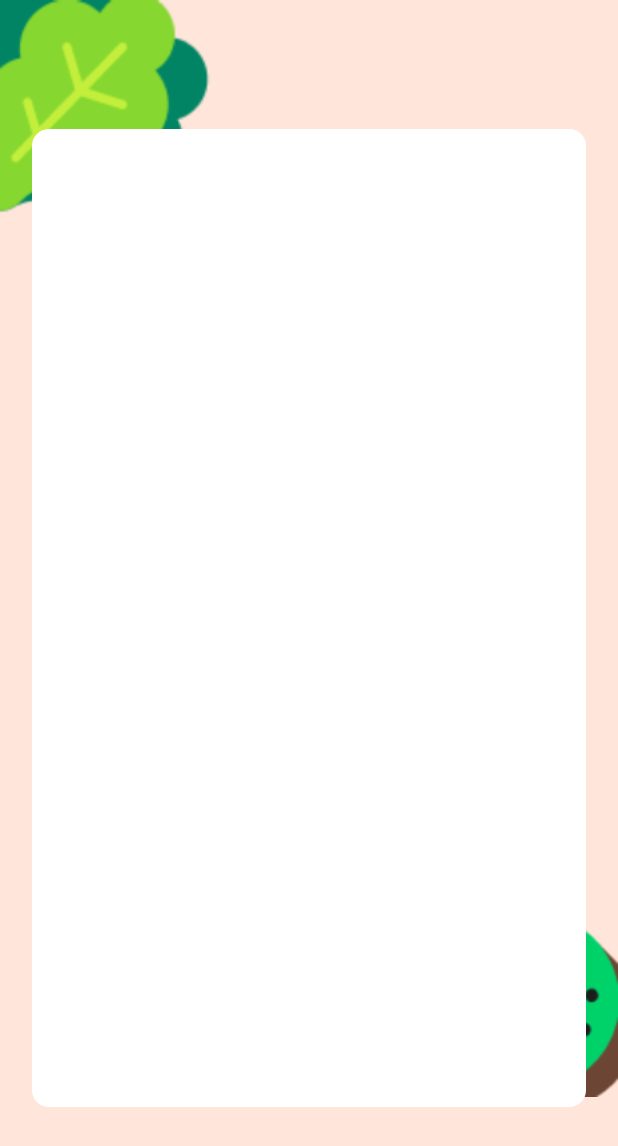
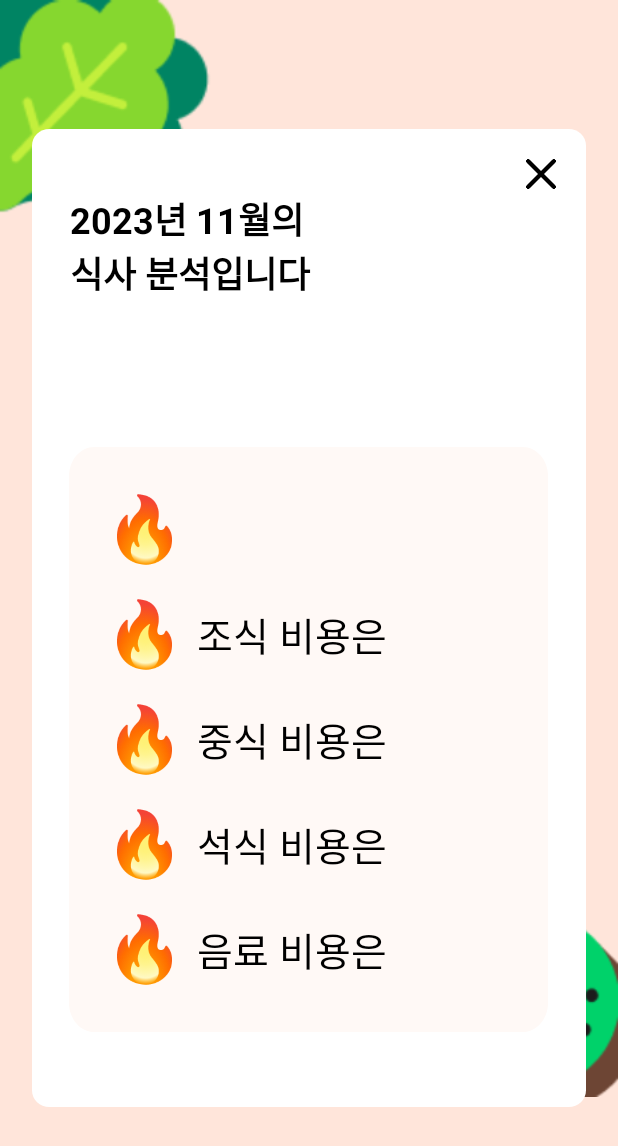
Before and after one commit to ynbluuue/MealTracker, an Android app: the Analyze1 screen opened directly, with no data from a screen before it, on a phone screen of 412 x 824 dp. Shown: the top 1146 px of the screen. Run offline under Robolectric (Android 15) with nearby library versions, the phone set to English and light mode, and no system bars; our stand-ins replace Firebase (no records; nobody signed in at launch, a user with empty details on screens opened directly).

Commit message:
식사 분석하기

```diff
--- a/app/src/main/java/com/example/mealtracker/Analyze1.java
+++ b/app/src/main/java/com/example/mealtracker/Analyze1.java
@@ -1,14 +1,214 @@
 package com.example.mealtracker;
 
+import androidx.annotation.NonNull;
 import androidx.appcompat.app.AppCompatActivity;
 
+import android.content.Intent;
 import android.os.Bundle;
+import android.text.Html;
+import android.util.Log;
+import android.view.View;
+import android.widget.ImageView;
+import android.widget.TextView;
+
+import com.example.mealtracker.FoodInfo.FoodRecord;
+import com.google.firebase.database.DataSnapshot;
+import com.google.firebase.database.DatabaseError;
+import com.google.firebase.database.DatabaseReference;
+import com.google.firebase.database.FirebaseDatabase;
+import com.google.firebase.database.ValueEventListener;
+import java.text.SimpleDateFormat;
+import java.util.ArrayList;
+import java.util.Date;
+import java.util.List;
+import java.util.Locale;
+import java.util.concurrent.atomic.AtomicInteger;
 
 public class Analyze1 extends AppCompatActivity {
+    DatabaseReference foodsReference;
+    TextView title, calorie, breakfast, lunch, dinner, drinks;
+    ImageView x;
+    List<FoodRecord> foodList;
+    String message;
+    Long totalCal;
+    Long breakFastCost = 0L;
+    Long lunchCost = 0L;
+    Long dinnerCost = 0L;
+    Long drinksCost = 0L;
 
     @Override
     protected void onCreate(Bundle savedInstanceState) {
         super.onCreate(savedInstanceState);
         setContentView(R.layout.analyze1);
+
+        // 최근 한 달 간의 식사 데이터 가져오기 (Firebase에서 가져오는 코드)
+        foodsReference = FirebaseDatabase.getInstance().getReference().child("foods");
+
+        // 현재 날짜 가져오기
+        Date currentDate = new Date();
+
+        // SimpleDateFormat을 사용하여 "yyyy-MM" 형식으로 포맷팅
+        SimpleDateFormat dateFormat = new SimpleDateFormat("yyyy-MM", Locale.getDefault());
+        String currentMonth = dateFormat.format(currentDate);
+        Log.d(message, "현재 날짜는: " + currentMonth);
+
+
+        //제목 설정
+        title = findViewById(R.id.title);
+        title.setText(Html.fromHtml("<b>" + currentMonth.substring(0, 4) + "년 " + currentMonth.substring(5, 7) + "월의<br>식사 분석입니다</b>"));
+        Log.d(message, "제목은: " + title.getText());
+
+        calorie = findViewById(R.id.calorie);
+        breakfast =findViewById(R.id.breakfast);
+        lunch = findViewById(R.id.lunch);
+        dinner = findViewById(R.id.dinner);
+        drinks = findViewById(R.id.drinks);
+
+
+        // 현재 월에 해당하는 음식 데이터를 가져오는 함수 호출
+        foodList = new ArrayList<>();
+        monthlyFoodsData(currentMonth, new OnDataLoadListener() {
+            @Override
+            public void onDataLoad() {
+                totalCalorie(foodList);
+                totalCost(foodList);
+            }
+        });
+
+
+        //Analyze1 -> Main 화면으로 이동
+        x = findViewById(R.id.x);
+        x.setOnClickListener(new View.OnClickListener() {
+            @Override
+            public void onClick(View v) {
+                Intent intent = new Intent(Analyze1.this, MainActivity.class);
+                startActivity(intent);
+            }
+        });
+    }
+
+
+
+
+    private void monthlyFoodsData(String yearMonth, OnDataLoadListener listener) {
+        foodsReference.addValueEventListener(new ValueEventListener() {
+            @Override
+            public void onDataChange(@NonNull DataSnapshot dataSnapshot) {
+                foodList.clear();
+                for (DataSnapshot snapshot : dataSnapshot.getChildren()) {
+                    FoodRecord foodRecord = snapshot.getValue(FoodRecord.class);
+                    if (foodRecord != null) {
+                        // 해당 음식의 날짜를 가져옴
+                        String foodDate = foodRecord.getDateTime();
+                        String date = foodDate.substring(0, 7);
+
+                        Log.d(message, "음식을 드신 날짜는 " + date + "이고 " + yearMonth + "는 선택하신 날짜입니다.");
+                        // 사용자가 입력한 년월과 일치하는 경우에만 리스트에 추가
+                        if (date.equals(yearMonth)) {
+                            foodList.add(foodRecord);
+                            Log.d(message, "음식이 리스트에 추가되었습니다.");
+                        }
+                    }
+                }
+                listener.onDataLoad(); // 데이터를 가져온 후에 리스너 호출
+            }
+
+            @Override
+            public void onCancelled(@NonNull DatabaseError databaseError) {
+                // 오류 처리
+            }
+        });
+    }
+
+    // 데이터를 가져온 후에 호출할 리스너 인터페이스
+    private interface OnDataLoadListener {
+        void onDataLoad();
+    }
+
+
+
+
+    private void totalCalorie(List<FoodRecord> foodList) {
+        DatabaseReference caloriesReference = FirebaseDatabase.getInstance().getReference().child("calories");
+        totalCal = 0L; // 총 칼로리 초기화
+
+        int foodCount = foodList.size(); // 음식의 개수를 세기 위한 변수
+        AtomicInteger counter = new AtomicInteger(0); // 반복문에서 사용할 AtomicInteger
+
+        for (FoodRecord food : foodList) {
+            caloriesReference.orderByChild("foodName").equalTo(food.getFoodName()).addListenerForSingleValueEvent(new ValueEventListener() {
+                @Override
+                public void onDataChange(@NonNull DataSnapshot dataSnapshot) {
+                    // 데이터가 존재하는 경우
+                    if (dataSnapshot.exists()) {
+                        for (DataSnapshot snapshot : dataSnapshot.getChildren()) {
+                            // 'kcal' 값을 가져오기
+                            Long kcal = snapshot.child("kcal").getValue(Long.class);
+                            if (kcal != null) {
+                                totalCal += kcal;
+                            }
+                        }
+                    }
+
+                    // 모든 데이터를 확인했을 때 처리
+                    if (counter.incrementAndGet() == foodCount) {
+                        String cal = String.format(Locale.getDefault(), "%d kcal", totalCal);
+                        calorie.setText(Html.fromHtml("<b>총합 " + cal + "</b>"));
+                        Log.d(message, "총 칼로리는 " + calorie.getText());
+                    }
+                }
+
+                @Override
+                public void onCancelled(@NonNull DatabaseError databaseError) {
+                    // 오류 처리
+                    System.out.println("Error: " + databaseError.getMessage());
+                }
+            });
+        }
+    }
+
+
+
+
+    private void totalCost(List<FoodRecord> foodList) {
+        int foodCount = foodList.size(); // 음식의 개수를 세기 위한 변수
+        AtomicInteger counter = new AtomicInteger(0); // 반복문에서 사용할 AtomicInteger
+
+        for (FoodRecord food : foodList) {
+            foodsReference.orderByChild("foodType").equalTo(food.getFoodType()).addListenerForSingleValueEvent(new ValueEventListener() {
+                @Override
+                public void onDataChange(@NonNull DataSnapshot dataSnapshot) {
+                    // 데이터가 존재하는 경우
+                    if (dataSnapshot.exists()) {
+                        for (DataSnapshot snapshot : dataSnapshot.getChildren()) {
+                            String type = snapshot.child("foodType").getValue(String.class);
+                            if (type.equals("조식")){
+                                breakFastCost += food.getFoodPrice();
+                            } else if (type.equals("중식")) {
+                                lunchCost += food.getFoodPrice();
+                            } else if (type.equals("석식")) {
+                                dinnerCost += food.getFoodPrice();
+                            } else {
+                                drinksCost += food.getFoodPrice();
+                            }
+                        }
+                    }
+
+                    // 모든 데이터를 확인했을 때 처리
+                    if (counter.incrementAndGet() == foodCount) {
+                        breakfast.setText(Html.fromHtml("<b>조식 " + breakFastCost.toString() + " 원</b>"));
+                        lunch.setText(Html.fromHtml("<b>중식 " + lunchCost.toString() + " 원</b>"));
+                        dinner.setText(Html.fromHtml("<b>석식 " + dinnerCost.toString() + " 원</b>"));
+                        drinks.setText(Html.fromHtml("<b>음료 " + drinksCost.toString() + " 원</b>"));
+                    }
+                }
+
+                @Override
+                public void onCancelled(@NonNull DatabaseError databaseError) {
+                    // 오류 처리
+                    System.out.println("Error: " + databaseError.getMessage());
+                }
+            });
+        }
     }
 }
--- a/app/src/main/java/com/example/mealtracker/Input1.java
+++ b/app/src/main/java/com/example/mealtracker/Input1.java
@@ -100,10 +100,11 @@ public class Input1 extends AppCompatActivity {
             }
         });
 
-        //다음 클릭 -> Input2 페이지로 이동
+
         foodType = findViewById(R.id.auto_complete_txt);
         foodPlace = findViewById(R.id.auto_complete_txt2);
 
+        //다음 클릭 -> Input2 페이지로 이동
         next_page = findViewById(R.id.next);
         next_page.setOnClickListener(new View.OnClickListener() {
             @Override
--- a/app/src/main/java/com/example/mealtracker/Input2.java
+++ b/app/src/main/java/com/example/mealtracker/Input2.java
@@ -119,6 +119,7 @@ public class Input2 extends AppCompatActivity {
             @Override
             public void onClick(View view) {
                 Intent intent = new Intent(Input2.this, Input1.class);
+                intent.addFlags(Intent.FLAG_ACTIVITY_CLEAR_TOP);
                 startActivity(intent);
             }
         });
--- a/app/src/main/res/layout/analyze1.xml
+++ b/app/src/main/res/layout/analyze1.xml
@@ -50,6 +50,138 @@
         android:layout_marginBottom="40dp"
         android:background="@drawable/rectangle_4"
         android:orientation="horizontal">
+
+        <ImageView
+            android:id="@+id/x"
+            android:layout_width="20dp"
+            android:layout_height="20dp"
+            android:layout_alignParentRight="true"
+            android:layout_margin="20dp"
+            app:srcCompat="@drawable/x" />
+
+        <TextView
+            android:id="@+id/title"
+            android:layout_width="283dp"
+            android:layout_height="101dp"
+            android:layout_alignParentLeft="true"
+            android:layout_alignParentTop="true"
+            android:layout_marginLeft="25dp"
+            android:layout_marginTop="42dp"
+            android:gravity="top"
+            android:text=""
+            android:textAppearance="@style/input1title" />
+
+        <RelativeLayout
+            android:id="@+id/rectangle_5"
+            android:layout_width="330dp"
+            android:layout_height="390dp"
+            android:layout_centerHorizontal="true"
+            android:layout_marginStart="50dp"
+            android:layout_alignParentBottom="true"
+            android:layout_marginBottom="50dp"
+            android:background="@drawable/calendarrec"
+            android:orientation="horizontal">
+
+            <TextView
+                android:id="@+id/calorie"
+                android:layout_width="220dp"
+                android:layout_height="50dp"
+                android:layout_alignParentLeft="true"
+                android:layout_alignParentTop="true"
+                android:layout_marginLeft="85dp"
+                android:layout_marginTop="35dp"
+                android:gravity="top"
+                android:text=""
+                android:textAppearance="@style/analyze" />
+
+            <TextView
+                android:id="@+id/breakfast"
+                android:layout_width="220dp"
+                android:layout_height="50dp"
+                android:layout_alignParentLeft="true"
+                android:layout_alignParentTop="true"
+                android:layout_marginLeft="85dp"
+                android:layout_marginTop="105dp"
+                android:gravity="top"
+                android:text="조식 비용은"
+                android:textAppearance="@style/analyze" />
+
+            <TextView
+                android:id="@+id/lunch"
+                android:layout_width="220dp"
+                android:layout_height="50dp"
+                android:layout_alignParentLeft="true"
+                android:layout_alignParentTop="true"
+                android:layout_marginLeft="85dp"
+                android:layout_marginTop="175dp"
+                android:gravity="top"
+                android:text="중식 비용은"
+                android:textAppearance="@style/analyze" />
+
+            <TextView
+                android:id="@+id/dinner"
+                android:layout_width="220dp"
+                android:layout_height="50dp"
+                android:layout_alignParentLeft="true"
+                android:layout_alignParentTop="true"
+                android:layout_marginLeft="85dp"
+                android:layout_marginTop="245dp"
+                android:gravity="top"
+                android:text="석식 비용은"
+                android:textAppearance="@style/analyze" />
+
+            <TextView
+                android:id="@+id/drinks"
+                android:layout_width="220dp"
+                android:layout_height="50dp"
+                android:layout_alignParentLeft="true"
+                android:layout_alignParentTop="true"
+                android:layout_marginLeft="85dp"
+                android:layout_marginTop="315dp"
+                android:gravity="top"
+                android:text="음료 비용은"
+                android:textAppearance="@style/analyze" />
+
+            <ImageView
+                android:id="@+id/fire1"
+                android:layout_width="50dp"
+                android:layout_height="50dp"
+                android:layout_marginLeft="25dp"
+                android:layout_marginTop="30dp"
+                app:srcCompat="@drawable/fire" />
+
+            <ImageView
+                android:id="@+id/fire2"
+                android:layout_width="50dp"
+                android:layout_height="50dp"
+                android:layout_marginLeft="25dp"
+                android:layout_marginTop="100dp"
+                app:srcCompat="@drawable/fire" />
+
+            <ImageView
+                android:id="@+id/fire3"
+                android:layout_width="50dp"
+                android:layout_height="50dp"
+                android:layout_marginLeft="25dp"
+                android:layout_marginTop="170dp"
+                app:srcCompat="@drawable/fire" />
+
+            <ImageView
+                android:id="@+id/fire4"
+                android:layout_width="50dp"
+                android:layout_height="50dp"
+                android:layout_marginLeft="25dp"
+                android:layout_marginTop="240dp"
+                app:srcCompat="@drawable/fire" />
+
+            <ImageView
+                android:id="@+id/fire5"
+                android:layout_width="50dp"
+                android:layout_height="50dp"
+                android:layout_marginLeft="25dp"
+                android:layout_marginTop="310dp"
+                app:srcCompat="@drawable/fire" />
+        </RelativeLayout>
     </RelativeLayout>
     </RelativeLayout>
 
--- a/app/src/main/res/values/styles.xml
+++ b/app/src/main/res/values/styles.xml
@@ -40,4 +40,8 @@
         <item name="android:textSize">14sp</item>
         <item name="android:textColor">#000000</item>
     </style>
+    <style name="analyze">
+        <item name="android:textSize">26sp</item>
+        <item name="android:textColor">#000000</item>
+    </style>
 </resources>
```
Also changed, not shown: app/src/main/res/drawable/fire.png (added).
